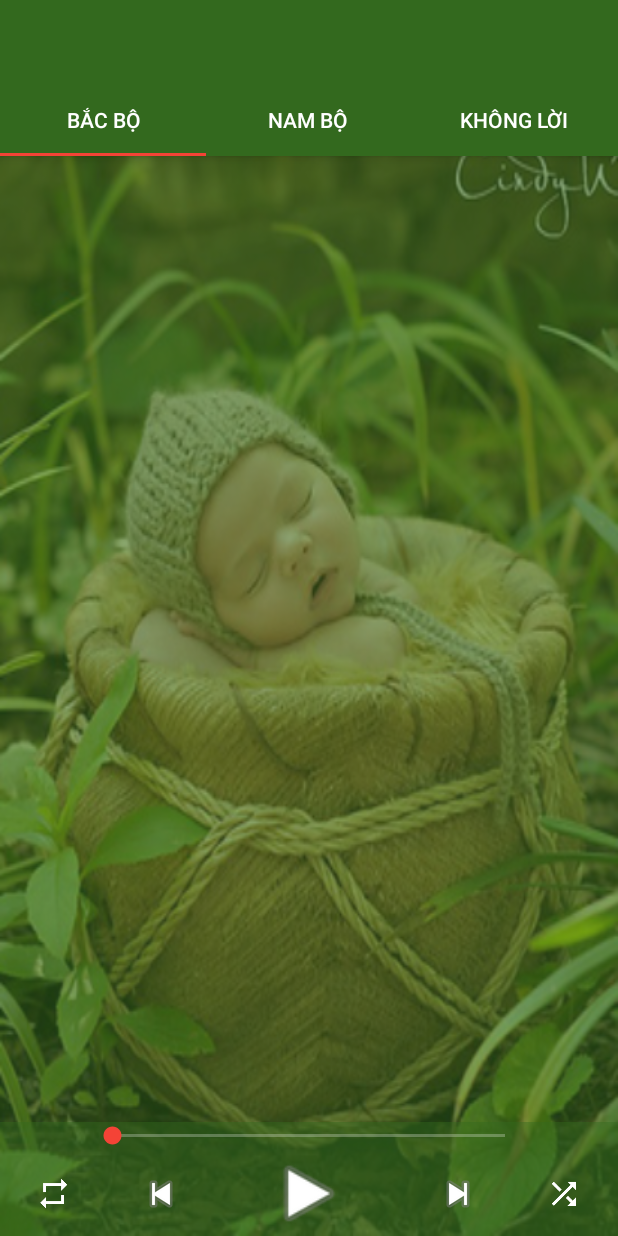
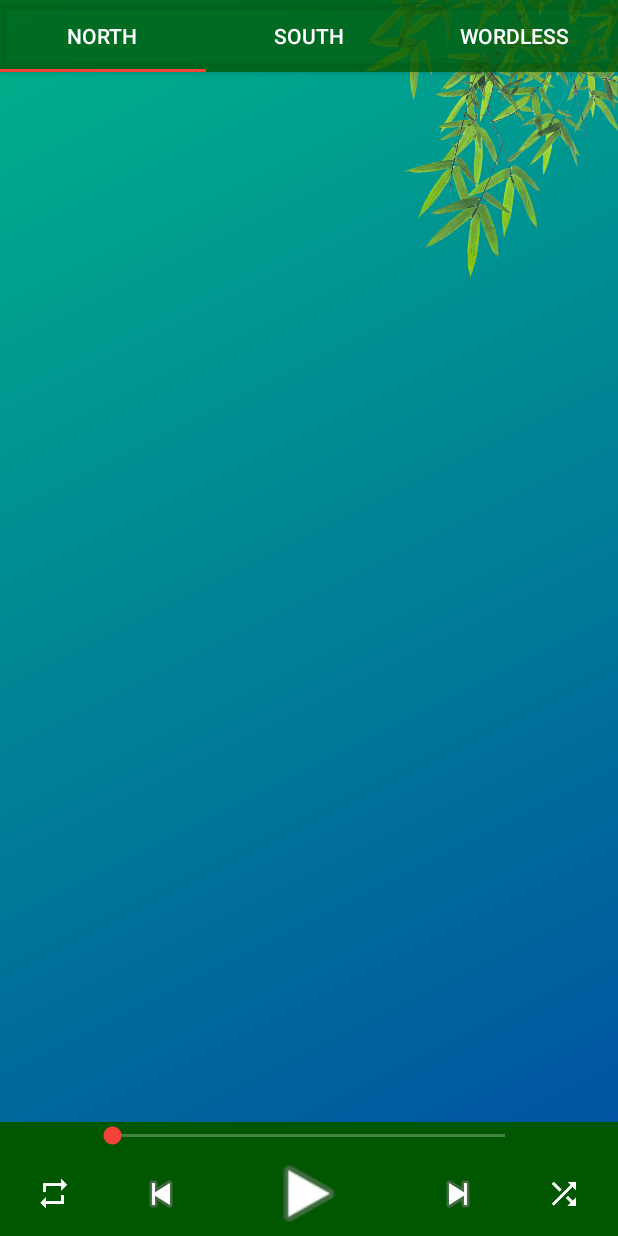
Before and after one commit to hongdthaui/SleepBaby, an Android app: the layout activity_main.xml on its own in the app's theme, with its tools: preview values and no code run, on a phone screen of 412 x 824 dp. Run offline under Robolectric (Android 15) with nearby library versions, the phone set to English and light mode, and no system bars; Roboto replaces fonts that are not available here.

Commit message:
remove actionBar & menu edit background, style

```diff
--- a/app/src/main/AndroidManifest.xml
+++ b/app/src/main/AndroidManifest.xml
@@ -11,7 +11,8 @@
         android:roundIcon="@mipmap/ic_launcher_round"
         android:supportsRtl="true"
         android:theme="@style/AppTheme">
-        <activity android:name=".view.activity.PlayerActivity"></activity>
+        <activity android:name=".view.activity.PlayerActivity"
+            android:theme="@style/AppTheme.NoActionBar"></activity>
         <activity
             android:name=".view.activity.SplashScreenActivity"
             android:theme="@style/SplashscreenTheme" />
@@ -22,7 +23,7 @@
             android:exported="true" />
 
         <activity
-            android:name=".MainActivity"
+            android:name=".view.activity.MainActivity"
             android:configChanges="screenSize|orientation|screenLayout|navigation"
             android:theme="@style/AppTheme.NoActionBar">
             <intent-filter>
--- /dev/null
+++ b/app/src/main/res/drawable/bg_alarm.xml
@@ -0,0 +1,5 @@
+<?xml version="1.0" encoding="utf-8"?>
+<shape xmlns:android="http://schemas.android.com/apk/res/android">
+    <solid android:color="@color/colorBackground" />
+    <corners android:radius="4dp" />
+</shape>
--- /dev/null
+++ b/app/src/main/res/drawable/bg_sky.xml
@@ -0,0 +1,10 @@
+<?xml version="1.0" encoding="utf-8"?>
+<shape xmlns:android="http://schemas.android.com/apk/res/android"
+    android:shape="rectangle">
+
+    <gradient
+        android:angle="135"
+        android:endColor="#00B389"
+        android:startColor="#004CA3"
+        android:type="linear" />
+</shape>
--- a/app/src/main/res/layout/activity_main.xml
+++ b/app/src/main/res/layout/activity_main.xml
@@ -14,40 +14,41 @@
         android:id="@+id/constraintLayout"
         android:layout_width="match_parent"
         android:layout_height="match_parent"
-        android:background="@drawable/bg"
+        android:background="@drawable/bg_sky"
         android:scaleType="centerCrop"
-        tools:context=".MainActivity">
+        tools:context=".view.activity.MainActivity">
+
+        <ImageView
+            android:id="@+id/imageView"
+            android:layout_width="358dp"
+            android:layout_height="186dp"
+            android:scaleType="fitStart"
+            android:scaleX="-1"
+            app:layout_constraintEnd_toEndOf="parent"
+            app:layout_constraintTop_toTopOf="parent"
+            app:srcCompat="@drawable/bg_bamboo_la" />
 
         <androidx.coordinatorlayout.widget.CoordinatorLayout
             android:id="@+id/coordinatorLayout"
             android:layout_width="match_parent"
             android:layout_height="0dp"
-            app:layout_constraintTop_toTopOf="parent"
-            app:layout_constraintBottom_toTopOf="@id/linearLayout">
+            app:layout_constraintBottom_toTopOf="@id/linearLayout"
+            app:layout_constraintTop_toTopOf="parent">
 
             <com.google.android.material.appbar.AppBarLayout
                 android:id="@+id/appBar"
                 android:layout_width="match_parent"
                 android:layout_height="wrap_content"
-                android:theme="@style/AppTheme.AppBarOverlay"
-                app:layout_scrollFlags="scroll|enterAlways">
-
-
-                    <androidx.appcompat.widget.Toolbar
-                        android:id="@+id/toolBar"
-                        android:layout_width="match_parent"
-                        android:layout_height="wrap_content"
-                        android:minHeight="?actionBarSize"
-                        app:layout_constraintTop_toTopOf="parent"
-                        app:layout_scrollFlags="scroll|enterAlways" />
+                android:theme="@style/AppTheme.AppBarOverlay">
 
                 <com.google.android.material.tabs.TabLayout
                     android:id="@+id/activity_main_tabLayout"
                     android:layout_width="match_parent"
                     android:layout_height="wrap_content"
-                    app:layout_constraintTop_toBottomOf="@id/toolBar"
+                    app:layout_scrollFlags="scroll|enterAlways"
                     app:tabGravity="fill"
                     app:tabTextColor="#ffffff">
+
                     <com.google.android.material.tabs.TabItem
                         android:layout_width="wrap_content"
                         android:layout_height="wrap_content"
@@ -69,8 +70,9 @@
                 android:id="@+id/activity_main_viewPager"
                 android:layout_width="match_parent"
                 android:layout_height="wrap_content"
-                android:background="@color/colorBackground"
-                app:layout_behavior="@string/appbar_scrolling_view_behavior" />
+                app:layout_behavior="@string/appbar_scrolling_view_behavior">
+
+            </androidx.viewpager.widget.ViewPager>
         </androidx.coordinatorlayout.widget.CoordinatorLayout>
 
 
@@ -79,7 +81,7 @@
             android:layout_width="match_parent"
             android:layout_height="76dp"
             android:layout_alignParentBottom="true"
-            android:background="@color/colorPrimaryTransparent"
+            android:background="@color/colorPrimary"
             android:orientation="vertical"
             app:layout_constraintBottom_toBottomOf="parent">
 
--- a/app/src/main/res/values/colors.xml
+++ b/app/src/main/res/values/colors.xml
@@ -1,12 +1,11 @@
 <?xml version="1.0" encoding="utf-8"?>
 <resources>
-    <color name="colorPrimary">#33691e</color>
-    <color name="colorPrimaryDark">#003d00</color>
+    <color name="colorPrimary">#005700</color>
+    <color name="colorPrimaryDark">#004000</color>
     <color name="colorAccent">#F44336</color>
 
-    <color name="colorBackground">#9033691e</color>
-    <color name="colorPrimaryTransparent">#c033691e</color>
-
+    <color name="colorBackground">#8033691e</color>
+    <color name="colorPrimaryTransparent">#c0005700</color>
     <color name="black_overlay">#66000000</color>
     <color name="colorGray">#d8d8d8</color>
 </resources>
--- a/app/src/main/res/values/strings.xml
+++ b/app/src/main/res/values/strings.xml
@@ -1,16 +1,9 @@
 <resources>
-    <string name="app_name">Hát Ru</string>
-    <string name="tab_1">Bắc Bộ</string>
-    <string name="tab_2">Nam Bộ</string>
-    <string name="tab_3">Không Lời</string>
-    <string name="menu_item_timer">Hẹn giờ</string>
-    <string name="menu_item_about">Về ứng dụng</string>
-    <string name="notice_no_song">Xin vui lòng chọn bài hát!</string>
+    <string name="app_name">Baby Sleep</string>
+    <string name="tab_1">North</string>
+    <string name="tab_2">South</string>
+    <string name="tab_3">Wordless</string>
+    <string name="title_alarm">Alarm</string>
+    <string name="notice_no_song">Please select song!</string>
 
-    <!-- TODO: Remove or change this placeholder text -->
-    <string name="hello_blank_fragment">Hello blank fragment</string>
-
-    <string name="title_activity_fullscreen">FullscreenActivity</string>
-    <string name="dummy_button">Dummy Button</string>
-    <string name="dummy_content">DUMMY\nCONTENT</string>
 </resources>
--- a/app/src/main/res/values/styles.xml
+++ b/app/src/main/res/values/styles.xml
@@ -10,12 +10,14 @@
     <style name="AppTheme.NoActionBar" parent="Platform.MaterialComponents.Light">
         <item name="windowActionBar">false</item>
         <item name="windowNoTitle">true</item>
-        <item name="colorPrimary">@color/colorPrimaryTransparent</item>
+        <item name="colorPrimary">@color/colorPrimary</item> <!--android 5.1 cannot load colorPrimaryTransparent-->
         <item name="colorPrimaryDark">@color/colorPrimaryDark</item>
         <item name="colorAccent">@color/colorAccent</item>
     </style>
 
     <style name="AppTheme.AppBarOverlay" parent="ThemeOverlay.AppCompat.Dark.ActionBar">
+        <item name="colorPrimary">@color/colorPrimaryTransparent</item>
+        <item name="colorPrimaryDark">@color/colorPrimaryDark</item>
     </style>
     <style name="SplashscreenTheme" parent="Theme.AppCompat.Light.NoActionBar">
         <item name="android:windowBackground">@drawable/bg_splashscreen</item>
```
Also changed, not shown: app/src/main/java/com/hongdthaui/babysleep/view/activity/MainActivity.java (renamed from app/src/main/java/com/hongdthaui/babysleep/MainActivity.java, +43 -41 lines), app/src/main/res/layout/activity_player.xml (+51 -3 lines), app/src/main/res/menu/menu_actions.xml (deleted, +0 -14 lines), app/src/main/res/drawable/bg.png (deleted), app/src/main/res/drawable/bg_bamboo_la.png (added), app/src/main/res/drawable/bg_land.png (deleted), app/src/main/res/drawable/bg_mountain.png (added).
